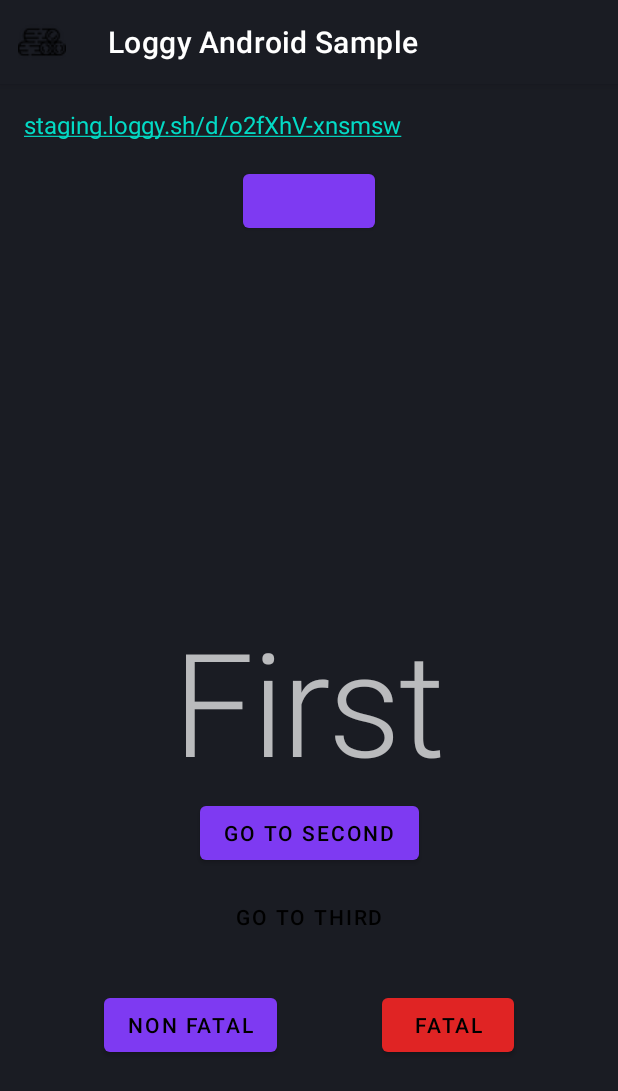
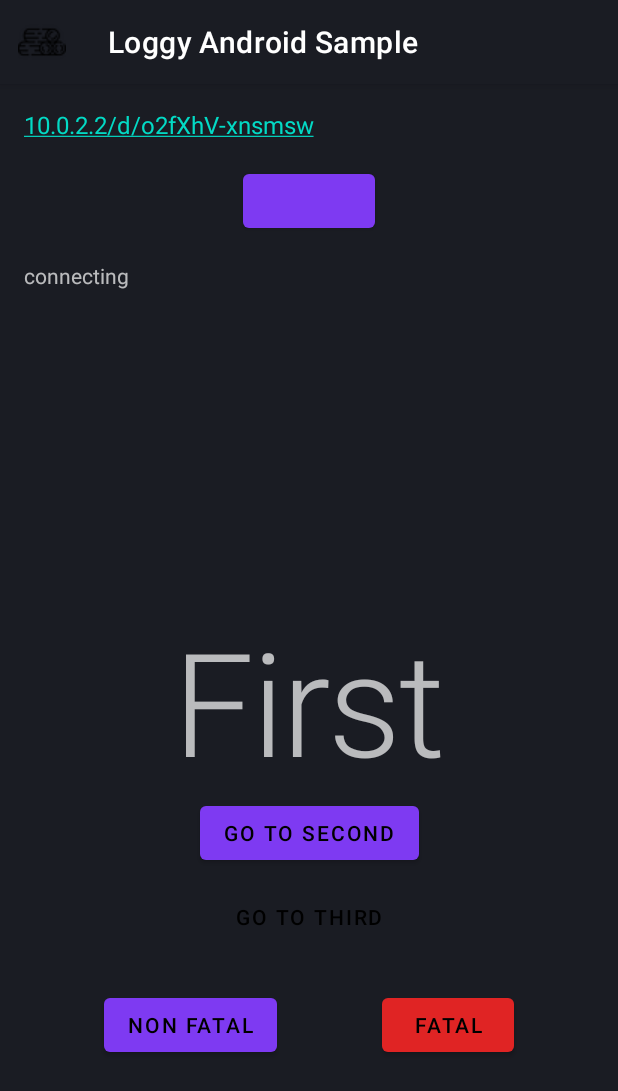
Before and after one commit to loggysh/loggy-android, an Android app: the screen it shows after launch (MainActivity), on a phone screen of 412 x 824 dp. Shown: the top 1091 px of the screen. Run offline under Robolectric (Android 15) with nearby library versions, the phone set to English and light mode, and no system bars; our stand-ins replace Timber; libraries missing offline, so code that uses them is left out: com.google.protobuf, com.squareup.tape2, io.grpc, sh.loggy; 13 statements that could not run were skipped.

Commit message:
show loggy status
- retry connection in attempt * 2000ms

```diff
--- a/loggy-library/src/main/kotlin/loggy/sh/Loggy.kt
+++ b/loggy-library/src/main/kotlin/loggy/sh/Loggy.kt
@@ -11,10 +11,11 @@ import com.google.protobuf.Timestamp
 import io.grpc.ConnectivityState
 import io.grpc.ManagedChannel
 import io.grpc.ManagedChannelBuilder
+import io.grpc.Status
 import kotlinx.coroutines.*
-import kotlinx.coroutines.channels.BroadcastChannel
-import kotlinx.coroutines.channels.Channel
-import kotlinx.coroutines.flow.asFlow
+import kotlinx.coroutines.flow.MutableSharedFlow
+import kotlinx.coroutines.flow.MutableStateFlow
+import kotlinx.coroutines.flow.StateFlow
 import kotlinx.coroutines.flow.map
 import loggy.sh.utils.SessionPairSerializer
 import loggy.sh.utils.SettingsSerializer
@@ -29,12 +30,23 @@ import java.util.concurrent.LinkedBlockingQueue
 
 const val LOGGY_TAG = "Loggy"
 
+enum class LoggyStatus(var description: String) {
+    Initial("initial"),
+    Setup("setup"),
+    Connecting("connecting"),
+    Connected("connected"),
+    Disconnecting("disconnecting"),
+    Failed("failed"),
+    InvalidHost("Invalid Host"),
+}
+
 private interface LoggyInterface {
     fun setup(application: Application, hostUrl: String, clientID: String)
     fun log(priority: Int, tag: String?, message: String, t: Throwable?)
     fun interceptException(onException: (exception: Throwable) -> Boolean)
     suspend fun loggyDeviceUrl(): String
     fun close()
+    fun status(): StateFlow<LoggyStatus>
 }
 
 val Context.sessionsDataStore: DataStore<LoggySettings.SessionPair> by dataStore(
@@ -77,6 +89,10 @@ object Loggy : LoggyInterface {
     override fun close() {
         loggyImpl.close()
     }
+
+    override fun status(): StateFlow<LoggyStatus> {
+        return loggyImpl.status()
+    }
 }
 
 private class LoggyImpl : LoggyInterface {
@@ -84,12 +100,13 @@ private class LoggyImpl : LoggyInterface {
 //    private val url = URL(BuildConfig.loggyUrl)
 //    private val port = if (url.port == -1) url.defaultPort else url.port
 
+    private var retryAttempt = 1
     private var isInitialized = false
     private lateinit var url: URL
     private lateinit var channel: ManagedChannel
 
     private lateinit var loggyService: LoggyServiceGrpcKt.LoggyServiceCoroutineStub
-    private val messageChannel = BroadcastChannel<Message>(Channel.BUFFERED)
+    private val messageChannel = MutableSharedFlow<Message>()
 
     private var scope: CoroutineScope = CoroutineScope(Dispatchers.IO)
     private var sessionID: Int = -1
@@ -100,15 +117,20 @@ private class LoggyImpl : LoggyInterface {
     private lateinit var loggyClient: LoggyClient
     private lateinit var logRepository: LogRepository
     private lateinit var loggyContext: LoggyContextForAndroid
+    private var status = MutableStateFlow(LoggyStatus.Initial)
 
     override fun setup(application: Application, hostUrl: String, clientID: String) {
         //close any existing connection
         close()
 
+        status.tryEmit(LoggyStatus.Setup)
         if (URLUtil.isNetworkUrl(hostUrl) || hostUrl.isNotEmpty()) {
             this.url = URL(hostUrl)
         } else {
             Log.e(LOGGY_TAG, "Setup failed. Invalid Url $hostUrl. Check if it has protocol http")
+            status.tryEmit(LoggyStatus.InvalidHost.apply {
+                description = "$description $hostUrl"
+            })
             return
         }
         val port = 50111
@@ -122,6 +144,7 @@ private class LoggyImpl : LoggyInterface {
          */
         try {
             Log.i(LOGGY_TAG, "Connecting to ${url.host}:${port}")
+            status.tryEmit(LoggyStatus.Connecting)
             this.channel =
                 ManagedChannelBuilder.forAddress(url.host, port)
                     .apply {
@@ -147,33 +170,35 @@ private class LoggyImpl : LoggyInterface {
                 Log.i(LOGGY_TAG, "Setup data, context and client")
                 //increment only first time.
                 sessionID = loggyClient.newInternalSessionID()
-
                 updateSessionIDForNoSession(sessionID)
 
                 Log.i(LOGGY_TAG, "Loggy State - ${channel.getState(false)}")
 
                 if (isSuccess) {
-                    val serverSessionID = loggyClient.createSession(loggyContext)
-                    loggyClient.mapSessionId(sessionID, serverSessionID)
-                    loggyClient.registerForLiveSession(serverSessionID)
-                    startListeningForMessages()
-                    isInitialized = true // create session was successful
-                    sendPendingMessagesIfAny()
+                    connectionSuccessful()
+                } else {
+                    connectionFailed(null)
                 }
             }
         } catch (e: Exception) {
             Timber.e(e, "Failed to setup loggy")
+            connectionFailed(e)
         }
     }
 
     override fun close() {
-        Log.d(LOGGY_TAG, "Closing Loggy")
         if (this::loggyClient.isInitialized) {
+            Log.d(LOGGY_TAG, "Closing Loggy")
+            status.tryEmit(LoggyStatus.Disconnecting)
             channel.shutdownNow()
             loggyClient.close()
             scope.cancel()
             scope = CoroutineScope(Dispatchers.IO)
         }
+    }
+
+    override fun status(): StateFlow<LoggyStatus> {
+        return status
     }
 
     override suspend fun loggyDeviceUrl(): String {
@@ -182,37 +207,8 @@ private class LoggyImpl : LoggyInterface {
         )
     }
 
-    private fun installExceptionHandler() { // TODO Platform dependent
-        val defaultUncaughtExceptionHandler = Thread.getDefaultUncaughtExceptionHandler()
-        Thread.setDefaultUncaughtExceptionHandler { thread, e ->
-            log(100, "Thread: ${thread.name}", e.message ?: "Unknown Message", e)
-
-            if (!onInterceptException(e)) {
-                defaultUncaughtExceptionHandler?.uncaughtException(thread, e) // Thanks Ragunath.
-            }
-        }
-    }
-
-    private fun startListeningForMessages() {
-        if (!hasSuccessfulConnection()) {
-            return
-        }
-        scope.launch {
-            try {
-                loggyService.send(messageChannel
-                    .asFlow()
-                    .map { item ->
-                        //set server session ID
-                        val sid = loggyClient.getServerSessionID(item.sessionid)
-                        Log.i(LOGGY_TAG, "$sid State: ${channel.getState(false)} ${item.msg}")
-                        item.toBuilder()
-                            .setSessionid(sid)
-                            .build()
-                    })
-            } catch (e: Exception) {
-                Timber.e(e, "Failed to send message")
-            }
-        }
+    override fun interceptException(onException: (exception: Throwable) -> Boolean) {
+        onInterceptException = onException
     }
 
     /**
@@ -273,13 +269,84 @@ private class LoggyImpl : LoggyInterface {
         }
     }
 
-    override fun interceptException(onException: (exception: Throwable) -> Boolean) {
-        onInterceptException = onException
-    }
-
     fun identity(userID: String?, email: String?, userName: String?) {
         scope.launch {
             loggyContext.saveIdentity(userID, email, userName)
+        }
+    }
+
+    private fun connectionSuccessful() {
+        status.tryEmit(LoggyStatus.Connected)
+        scope.launch {
+            val serverSessionID = loggyClient.createSession(loggyContext)
+            loggyClient.mapSessionId(sessionID, serverSessionID)
+            loggyClient.registerForLiveSession(serverSessionID)
+            startListeningForMessages()
+            isInitialized = true // create session was successful
+            sendPendingMessagesIfAny()
+        }
+    }
+
+    private fun connectionFailed(t: Throwable?) {
+        if (t == null) {
+            status.tryEmit(LoggyStatus.Failed.apply {
+                description = description + " " + channel.getState(false).name
+            })
+        } else {
+            status.tryEmit(LoggyStatus.Failed.apply {
+                description = description + " " + channel.getState(false).name + " " + Status
+                    .fromThrowable(t).code.name
+            })
+        }
+        retryConnection()
+    }
+
+    private fun retryConnection() {
+        scope.async {
+            retryAttempt++
+            // 1 * 2 // 2 * 2 // 3 * 2
+            delay(retryAttempt * 2000L)
+            channel.getState(true)
+            delay(500)
+            if (hasSuccessfulConnection()) {
+                connectionSuccessful()
+            } else {
+                //creates recursion but is delayed with retry attempt.
+                connectionFailed(null)
+            }
+        }
+    }
+
+    private fun installExceptionHandler() { // TODO Platform dependent
+        val defaultUncaughtExceptionHandler = Thread.getDefaultUncaughtExceptionHandler()
+        Thread.setDefaultUncaughtExceptionHandler { thread, e ->
+            log(100, "Thread: ${thread.name}", e.message ?: "Unknown Message", e)
+
+            if (!onInterceptException(e)) {
+                defaultUncaughtExceptionHandler?.uncaughtException(thread, e) // Thanks Ragunath.
+            }
+        }
+    }
+
+    private fun startListeningForMessages() {
+        if (!hasSuccessfulConnection()) {
+            return
+        }
+        scope.launch {
+            try {
+                loggyService.send(messageChannel
+                    .map { item ->
+                        //set server session ID
+                        val sid = loggyClient.getServerSessionID(item.sessionid)
+                        Log.i(LOGGY_TAG, "$sid State: ${channel.getState(false)} ${item.msg}")
+                        item.toBuilder()
+                            .setSessionid(sid)
+                            .build()
+                    })
+            } catch (e: Exception) {
+                Timber.e(e, "Failed to send message")
+                connectionFailed(e)
+            }
         }
     }
 
@@ -296,7 +363,7 @@ private class LoggyImpl : LoggyInterface {
             return
         }
 
-        messageChannel.trySend(message).isSuccess
+        messageChannel.tryEmit(message)
         Log.e(
             LOGGY_TAG,
             "Server Connected. Try to send saved messages. Messages Left ${
@@ -329,11 +396,11 @@ private class LoggyImpl : LoggyInterface {
         }
     }
 
-    fun holdMessageForNoSession(message: Message) {
+    private fun holdMessageForNoSession(message: Message) {
         noSessionMessages.put(message)
     }
 
-    fun updateSessionIDForNoSession(sessionID: Int) {
+    private fun updateSessionIDForNoSession(sessionID: Int) {
         if (sessionID == -1) {
             Timber.e(IllegalArgumentException("Invalid Session ID."), "Invalid Session ID")
             return
@@ -345,7 +412,7 @@ private class LoggyImpl : LoggyInterface {
         noSessionMessages.clear()
     }
 
-    fun hasSuccessfulConnection(): Boolean {
+    private fun hasSuccessfulConnection(): Boolean {
         val state = channel.getState(true)
         if (state == ConnectivityState.IDLE ||
             state == ConnectivityState.READY
--- a/sample/src/main/java/loggy/sh/sample/MainApplication.kt
+++ b/sample/src/main/java/loggy/sh/sample/MainApplication.kt
@@ -24,7 +24,7 @@ class MainApplication : Application() {
     fun setup() {
         Loggy.setup(
             this@MainApplication,
-            hostUrl = "http://staging.loggy.sh",
+            hostUrl = "http://10.0.2.2",
             clientID = "d4d7f2b0-7833-4d91-bfa2-4cdfaacb68df"
         )
 
--- a/sample/src/main/java/loggy/sh/sample/ui/MainActivity.kt
+++ b/sample/src/main/java/loggy/sh/sample/ui/MainActivity.kt
@@ -1,13 +1,13 @@
 package loggy.sh.sample.ui
 
 import android.os.Bundle
-import android.text.Html
 import android.view.LayoutInflater
 import androidx.activity.viewModels
 import androidx.appcompat.app.AppCompatActivity
 import androidx.core.view.isVisible
 import kotlinx.coroutines.CoroutineScope
 import kotlinx.coroutines.Dispatchers
+import kotlinx.coroutines.flow.collect
 import kotlinx.coroutines.launch
 import loggy.sh.Loggy
 import loggy.sh.sample.MainApplication
@@ -32,9 +32,17 @@ class MainActivity : AppCompatActivity() {
             }
         }
 
-        binding.setup.setOnClickListener {
+        binding.changeHostButton.setOnClickListener {
             (applicationContext as MainApplication).setup()
         }
+
+        scope.launch {
+            Loggy.status()
+                .collect {
+                    binding.serverStatus.text = it.description
+                }
+        }
+
         viewModel.intentions.observe(this, {
             binding.firstFragmentContainer.isVisible = it == ViewIntention.GoToFirst
             binding.secondFragmentContainer.isVisible = it == ViewIntention.GoToSecond
--- a/sample/src/main/res/layout/activity_main.xml
+++ b/sample/src/main/res/layout/activity_main.xml
@@ -45,12 +45,22 @@
                 app:layout_constraintTop_toTopOf="parent" />
 
             <Button
-                android:id="@+id/setup"
+                android:id="@+id/changeHostButton"
                 android:layout_width="wrap_content"
                 android:layout_height="wrap_content"
                 app:layout_constraintEnd_toEndOf="parent"
                 app:layout_constraintStart_toStartOf="parent"
                 app:layout_constraintTop_toBottomOf="@id/url" />
+
+            <TextView
+                android:id="@+id/serverStatus"
+                android:layout_width="match_parent"
+                android:layout_height="wrap_content"
+                android:padding="16dp"
+                android:textSize="14sp"
+                app:layout_constraintEnd_toEndOf="parent"
+                app:layout_constraintStart_toStartOf="parent"
+                app:layout_constraintTop_toBottomOf="@id/changeHostButton" />
 
             <androidx.fragment.app.FragmentContainerView
                 android:id="@+id/firstFragmentContainer"
```
